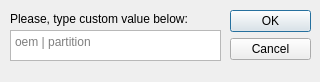
QQDroid/QQDroidFlashingStudio, file write.ui: the form before one commit.
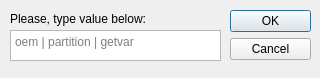
The form after the commit. Icons and pictures are not drawn.

```diff
--- a/write.ui
+++ b/write.ui
@@ -7,7 +7,7 @@
     <x>0</x>
     <y>0</y>
     <width>320</width>
-    <height>82</height>
+    <height>78</height>
    </rect>
   </property>
   <property name="windowTitle">
@@ -47,8 +47,21 @@
    <property name="tabChangesFocus">
     <bool>false</bool>
    </property>
+   <property name="markdown">
+    <string/>
+   </property>
+   <property name="html">
+    <string>&lt;!DOCTYPE HTML PUBLIC &quot;-//W3C//DTD HTML 4.0//EN&quot; &quot;http://www.w3.org/TR/REC-html40/strict.dtd&quot;&gt;
+&lt;html&gt;&lt;head&gt;&lt;meta name=&quot;qrichtext&quot; content=&quot;1&quot; /&gt;&lt;meta charset=&quot;utf-8&quot; /&gt;&lt;style type=&quot;text/css&quot;&gt;
+p, li { white-space: pre-wrap; }
+hr { height: 1px; border-width: 0; }
+li.unchecked::marker { content: &quot;\2610&quot;; }
+li.checked::marker { content: &quot;\2612&quot;; }
+&lt;/style&gt;&lt;/head&gt;&lt;body style=&quot; font-family:'Noto Sans'; font-size:10pt; font-weight:400; font-style:normal;&quot;&gt;
+&lt;p style=&quot;-qt-paragraph-type:empty; margin-top:0px; margin-bottom:0px; margin-left:0px; margin-right:0px; -qt-block-indent:0; text-indent:0px;&quot;&gt;&lt;br /&gt;&lt;/p&gt;&lt;/body&gt;&lt;/html&gt;</string>
+   </property>
    <property name="placeholderText">
-    <string notr="true">oem | partition</string>
+    <string notr="true">oem | partition | getvar </string>
    </property>
   </widget>
   <widget class="QLabel" name="label">
@@ -61,7 +74,7 @@
     </rect>
    </property>
    <property name="text">
-    <string>Please, type custom value below:</string>
+    <string>Please, type value below:</string>
    </property>
   </widget>
  </widget>
```
Left out of the diff: 8 changed lines with no effect on the pictures.
